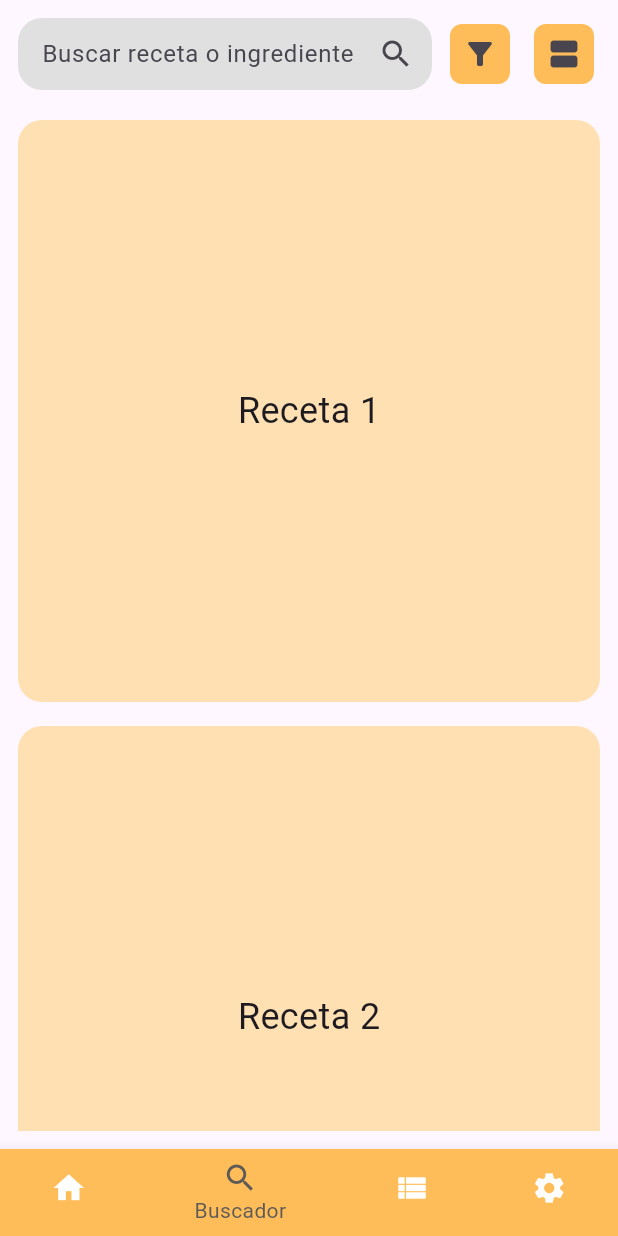
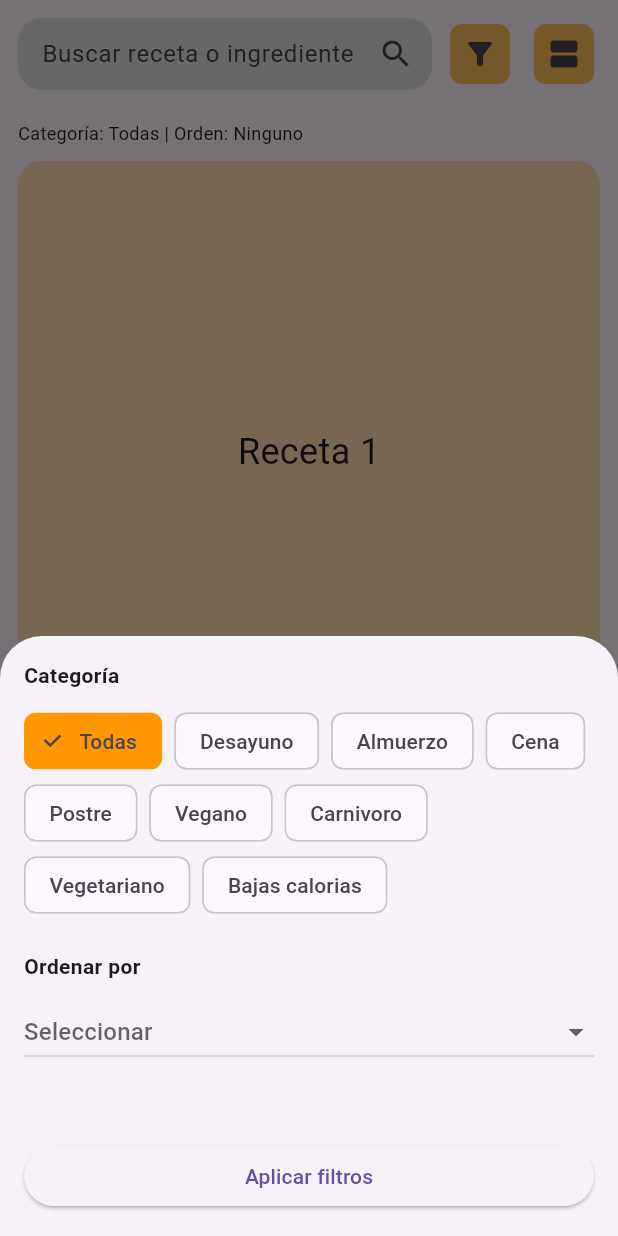
Before and after one commit to eduardotorres293/nutriis, a Flutter app: the screen it shows after launch, item 2 of the bottom bar chosen, after a tap on the "filter alt" icon, on a phone screen of 412 x 824 dp. Run offline on Flutter 3.47's test engine with Material 3 defaults, Android fonts, the phone set to English and light mode, and no system bars.

Commit message:
- Agregada la pantalla de detalles de receta

```diff
--- a/lib/pages/lists.dart
+++ b/lib/pages/lists.dart
@@ -21,6 +21,8 @@ class _ListsState extends State<Lists> {
                   child: TextField(
                     onChanged: (value) {
                       print("Buscando: $value");
+                      // Reiniciar busquedas con el texto disponible
+                      // es un bucle
                     },
                     decoration: InputDecoration(
                       hintText: 'Buscar nombre de lista o ingrediente',
--- a/lib/pages/mainmenu.dart
+++ b/lib/pages/mainmenu.dart
@@ -1,4 +1,5 @@
 import 'package:flutter/material.dart';
+import 'recipedetail.dart';
 
 class Mainmenu extends StatefulWidget {
   const Mainmenu({super.key});
@@ -91,7 +92,18 @@ class _MainmenuState extends State<Mainmenu> {
                       childAspectRatio: 1,
                     ),
                     itemBuilder: (context, index) {
-                      return Container(
+                      return GestureDetector(
+                        onTap: () {
+                          Navigator.push(
+                            context,
+                            MaterialPageRoute(
+                              builder: (context) => Recipedetail(
+                                nombre: 'Receta ${index + 1}',
+                              ),
+                            ),
+                          );
+                        },
+                        child: Container(
                         decoration: BoxDecoration(
                           color: Colors.orange[100],
                           borderRadius: BorderRadius.circular(16),
@@ -100,6 +112,7 @@ class _MainmenuState extends State<Mainmenu> {
                           child: Text('Receta ${index + 1}',
                           style: const TextStyle(fontSize: 24),
                           ),
+                        ),
                         ),
                       );
                     },
--- a/lib/pages/searcher.dart
+++ b/lib/pages/searcher.dart
@@ -9,7 +9,143 @@ class Searcher extends StatefulWidget {
 
 class _SearcherState extends State<Searcher> {
   int crossAxisCount = 2;
-  int globalItemCount = 500;
+  List<String> recetas = List.generate(500, (i) => 'Receta ${i + 1}');
+  List<String> recetasFiltradas = [];
+
+  String categoriaSeleccionada = 'Todas';
+  String ordenSeleccionado = 'Ninguno';
+  String busqueda = '';
+
+  List<String> categorias =
+  [
+    'Todas',
+    'Desayuno',
+    'Almuerzo',
+    'Cena',
+    'Postre',
+    'Vegano',
+    'Carnivoro',
+    'Vegetariano',
+    'Bajas calorias',
+  ];
+
+  List<String> ordenes =
+  [
+    'Ninguno',
+    'Por nombre',
+    'Tiempo de preparación',
+    'Macronutrientes'
+  ];
+
+
+  @override
+  void initState() {
+    super.initState();
+    recetasFiltradas = recetas;
+  }
+  void filtrarRecetas() {
+    List<String> resultado = recetas.where((receta) {
+      final coincideBusqueda =
+          receta.toLowerCase().contains(busqueda.toLowerCase());
+      final coincideCategoria = categoriaSeleccionada == 'Todas'
+          ? true
+          : receta.contains(categoriaSeleccionada);
+
+      return coincideBusqueda && coincideCategoria;
+    }).toList();
+
+    if (ordenSeleccionado == 'Tiempo') {
+      resultado = resultado.reversed.toList();
+    }
+
+    setState(() {
+      recetasFiltradas = resultado;
+    });
+  }
+
+  void seleccionarFiltros() {
+    showModalBottomSheet(
+      context: context,
+      isScrollControlled: true,
+      builder: (context) {
+        return StatefulBuilder(
+          builder: (context, setModalState) {
+            return Container(
+              padding: const EdgeInsets.all(16),
+              height: 400,
+              child: Column(
+                crossAxisAlignment: CrossAxisAlignment.start,
+                children: [
+                  const Text("Categoría",
+                      style: TextStyle(fontWeight: FontWeight.bold)),
+
+                  const SizedBox(height: 10),
+
+                  Wrap(
+                    spacing: 8,
+                    children: categorias.map((cat) {
+                      final seleccionado = cat == categoriaSeleccionada;
+
+                      return ChoiceChip(
+                        label: Text(cat),
+                        selected: seleccionado,
+                        selectedColor: Colors.orange,
+                        onSelected: (_) {
+                          setModalState(() {
+                            categoriaSeleccionada = cat;
+                          });
+                        },
+                      );
+                    }).toList(),
+                  ),
+
+                  const SizedBox(height: 20),
+
+                  const Text("Ordenar por",
+                      style: TextStyle(fontWeight: FontWeight.bold)),
+
+                  const SizedBox(height: 10),
+
+                  DropdownButton<String>(
+                    value: ordenSeleccionado == 'Ninguno'
+                        ? null
+                        : ordenSeleccionado,
+                    hint: const Text("Seleccionar"),
+                    isExpanded: true,
+                    items: ordenes.map((ord) {
+                      return DropdownMenuItem(
+                        value: ord,
+                        child: Text(ord),
+                      );
+                    }).toList(),
+                    onChanged: (value) {
+                      setModalState(() {
+                        ordenSeleccionado = value!;
+                      });
+                    },
+                  ),
+
+                  const Spacer(),
+
+                  SizedBox(
+                    width: double.infinity,
+                    child: ElevatedButton(
+                      onPressed: () {
+                        filtrarRecetas();
+                        Navigator.pop(context);
+                      },
+                      child: const Text("Aplicar filtros"),
+                    ),
+                  )
+                ],
+              ),
+            );
+          },
+        );
+      },
+    );
+  }
+
   @override
   Widget build(BuildContext context) {
     return Padding(
@@ -21,7 +157,8 @@ class _SearcherState extends State<Searcher> {
               Expanded(
                 child: TextField(
                   onChanged: (value) {
-                    print("Buscando: $value");
+                    busqueda = value;
+                    seleccionarFiltros();
                   },
                   decoration: InputDecoration(
                     hintText: 'Buscar receta o ingrediente',
@@ -58,7 +195,7 @@ class _SearcherState extends State<Searcher> {
               // Boton de filtro
               IconButton(
                 onPressed: () {
-                  print("Filtro presionado");
+                  seleccionarFiltros();
                 },
                 icon: const Icon(Icons.filter_alt),
                 style: IconButton.styleFrom(
@@ -71,7 +208,7 @@ class _SearcherState extends State<Searcher> {
                 ),
               ),
               const SizedBox(width: 8),
-              // Boton de orden
+              // Boton de vista
               IconButton(
                 onPressed: () {
                   setState(() {
@@ -92,12 +229,20 @@ class _SearcherState extends State<Searcher> {
           ),
 
           const SizedBox(height: 20),
+          Align(
+            alignment: Alignment.centerLeft,
+            child: Text(
+              'Categoría: $categoriaSeleccionada | Orden: $ordenSeleccionado',
+              style: const TextStyle(fontSize: 12),
+            ),
+          ),
 
+          const SizedBox(height: 10),
           // Recetas y eso
           Expanded(
             child: crossAxisCount == 2
             ? GridView.builder(
-                itemCount: globalItemCount,
+                itemCount: recetasFiltradas.length,
                 gridDelegate: SliverGridDelegateWithMaxCrossAxisExtent(
                     maxCrossAxisExtent: 400,
                     crossAxisSpacing: 16,
@@ -112,7 +257,7 @@ class _SearcherState extends State<Searcher> {
                     ),
                     child: Center(
                       child: Text(
-                        'Receta ${index + 1}',
+                        recetasFiltradas[index],
                         style: const TextStyle(fontSize: 24),
                       ),
                     ),
@@ -120,7 +265,7 @@ class _SearcherState extends State<Searcher> {
                 }
             )
             : ListView.separated(
-                itemCount: globalItemCount,
+                itemCount: recetasFiltradas.length,
                 separatorBuilder: (_, _) => const SizedBox(height: 8),
                 itemBuilder: (context, index) {
                   return SizedBox(
```
Also changed, not shown: lib/pages/recipedetail.dart (added, +198 -0 lines).
